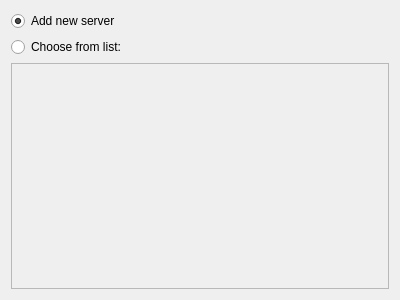
Old version of the form obslight/ObsLightGui/ui/wizard_chooseServer.ui in the repository ronan22/obs-light.
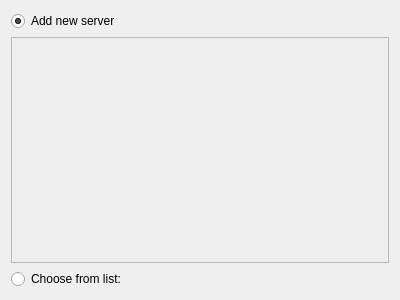
New version of the form.

Commit message: - refresh main UI

```diff
--- a/obslight/ObsLightGui/ui/wizard_chooseServer.ui
+++ b/obslight/ObsLightGui/ui/wizard_chooseServer.ui
@@ -37,16 +37,16 @@
     </widget>
    </item>
    <item>
-    <widget class="QRadioButton" name="chooseServerButton">
-     <property name="text">
-      <string>Choose from list:</string>
+    <widget class="QListWidget" name="serverListWidget">
+     <property name="enabled">
+      <bool>false</bool>
      </property>
     </widget>
    </item>
    <item>
-    <widget class="QListWidget" name="serverListWidget">
-     <property name="enabled">
-      <bool>false</bool>
+    <widget class="QRadioButton" name="chooseServerButton">
+     <property name="text">
+      <string>Choose from list:</string>
      </property>
     </widget>
    </item>
```
The commit also changes 1 other file.
